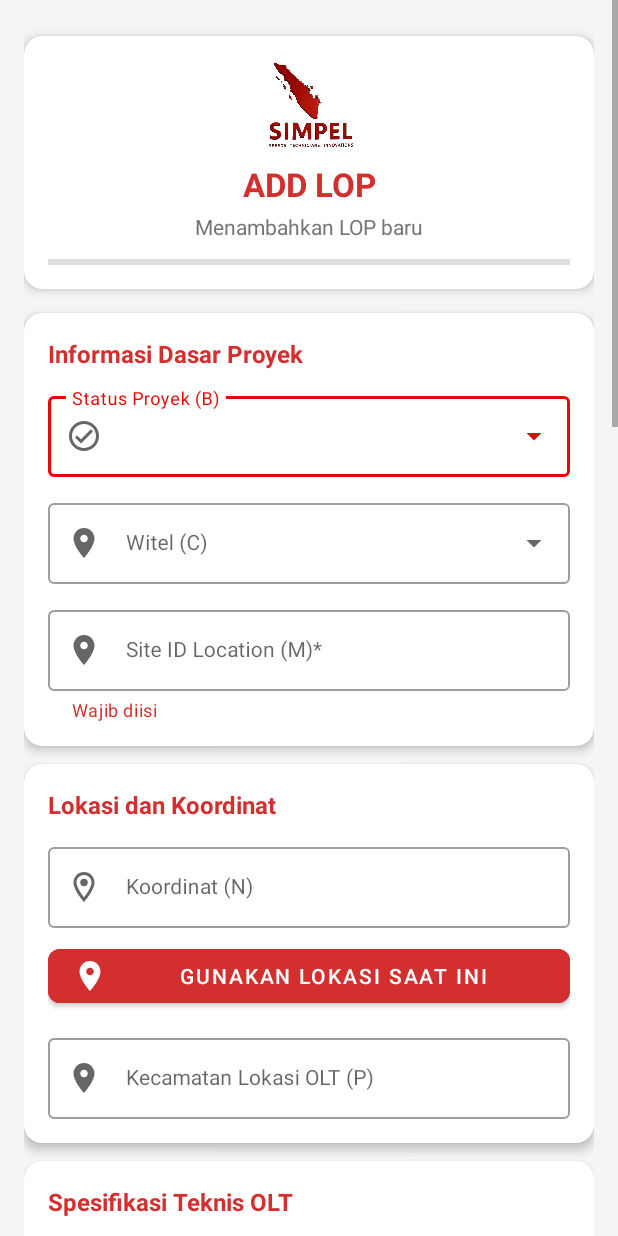
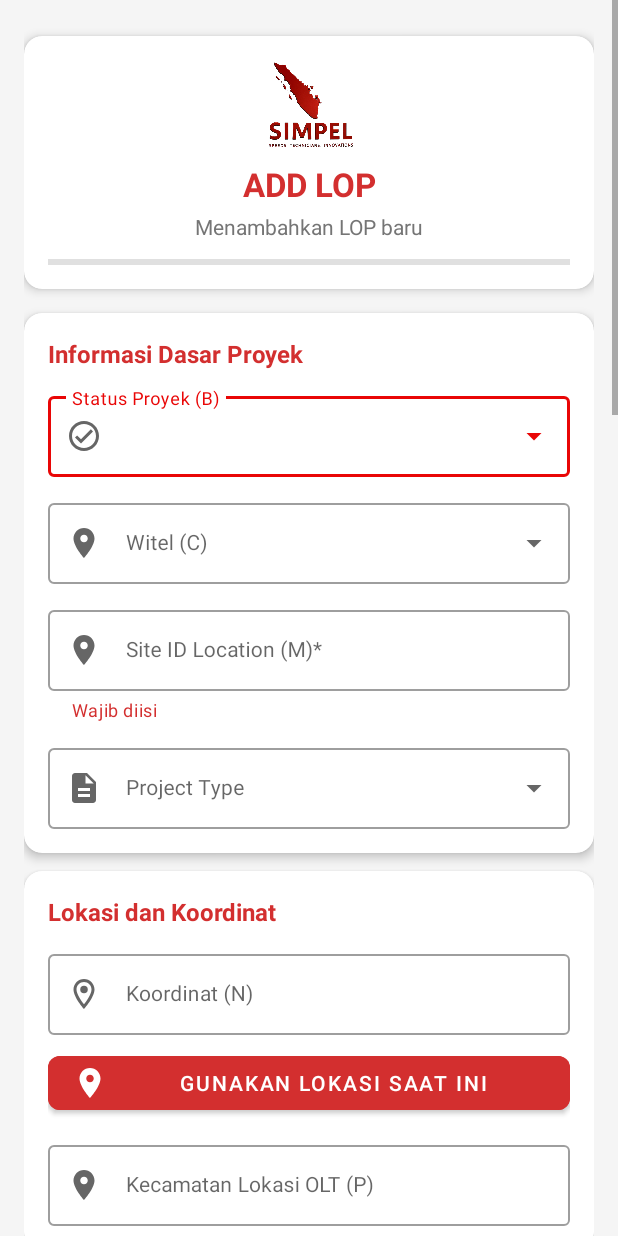
Before and after one commit to Lukmannh21/SIMPEL, an Android app built with Jetpack Compose: the UploadProjectActivity screen opened directly, with no data from a screen before it, on a phone screen of 412 x 824 dp. Run offline under Robolectric (Android 15) with nearby library versions, the phone set to English and light mode, and no system bars; our stand-ins replace Firebase (no records; nobody signed in at launch, a user with empty details on screens opened directly); 18 statements that could not run were skipped.

Commit message:
apdet
- tambah kolom project type

```diff
--- a/app/src/main/java/com/mbkm/telgo/EditSiteDataActivity.kt
+++ b/app/src/main/java/com/mbkm/telgo/EditSiteDataActivity.kt
@@ -123,7 +123,7 @@ class EditSiteDataActivity : AppCompatActivity() {
     // Status and Kendala options
     private val statusOptions = listOf(
         "OA", "MAT DEL", "DONE", "SURVEY", "POWER ON",
-        "DROP", "MOS", "INTEGRASI", "DONE SURVEY", "DONE UT", "INSTALL RACK"
+        "DROP", "MOS", "INTEGRASI", "DONE SURVEY", "DONE UT", "INSTALL"
     )
 
     private val kendalaOptions = listOf(
--- a/app/src/main/res/layout/activity_upload_project.xml
+++ b/app/src/main/res/layout/activity_upload_project.xml
@@ -146,6 +146,26 @@
                         android:inputType="text"
                         android:textSize="14sp"/>
                 </com.google.android.material.textfield.TextInputLayout>
+                <!-- Tambahkan ini di dalam LinearLayout "Informasi Dasar Proyek" setelah siteIdInput (sekitar baris 174) -->
+
+                <!-- Project Type Dropdown -->
+                <com.google.android.material.textfield.TextInputLayout
+                    android:id="@+id/projectTypeInputLayout"
+                    style="@style/Widget.MaterialComponents.TextInputLayout.OutlinedBox.ExposedDropdownMenu"
+                    android:layout_width="match_parent"
+                    android:layout_height="wrap_content"
+                    android:layout_marginTop="12dp"
+                    android:hint="Project Type"
+                    app:startIconDrawable="@drawable/ic_document">
+
+                    <AutoCompleteTextView
+                        android:id="@+id/projectTypeDropdown"
+                        android:layout_width="match_parent"
+                        android:layout_height="wrap_content"
+                        android:inputType="none"
+                        android:textSize="14sp"/>
+                </com.google.android.material.textfield.TextInputLayout>
+
             </LinearLayout>
         </androidx.cardview.widget.CardView>
 
```
Also changed, not shown: app/src/main/java/com/mbkm/telgo/UploadProjectActivity.kt (+82 -38 lines).
